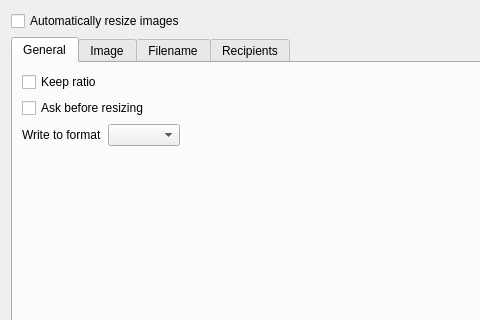
Above: messagecomposer/imagescaling/ui/imagescalingwidget.ui from KDE/kdepim before the change; both pictures show x 0 to 480 and y 0 to 320 of the 614 by 453 pixel window. Below: the same form after it.
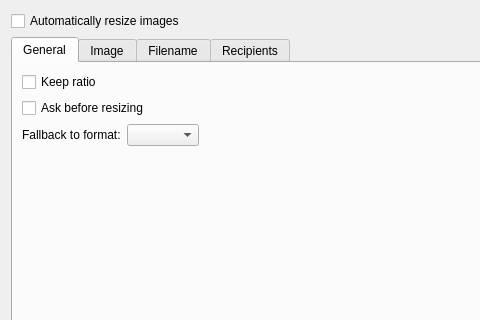
That is the form after the change. Custom widgets are drawn as their Qt base class.

Patch:
```diff
--- a/messagecomposer/imagescaling/ui/imagescalingwidget.ui
+++ b/messagecomposer/imagescaling/ui/imagescalingwidget.ui
@@ -47,7 +47,7 @@
          <item>
           <widget class="QLabel" name="label">
            <property name="text">
-            <string>Write to format</string>
+            <string>Fallback to format:</string>
            </property>
           </widget>
          </item>
```
